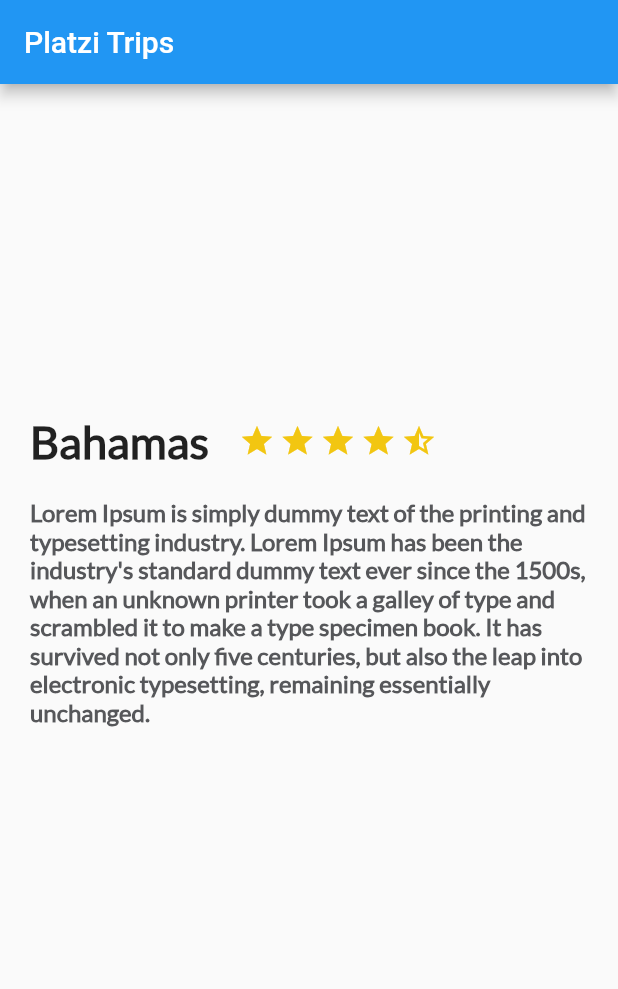
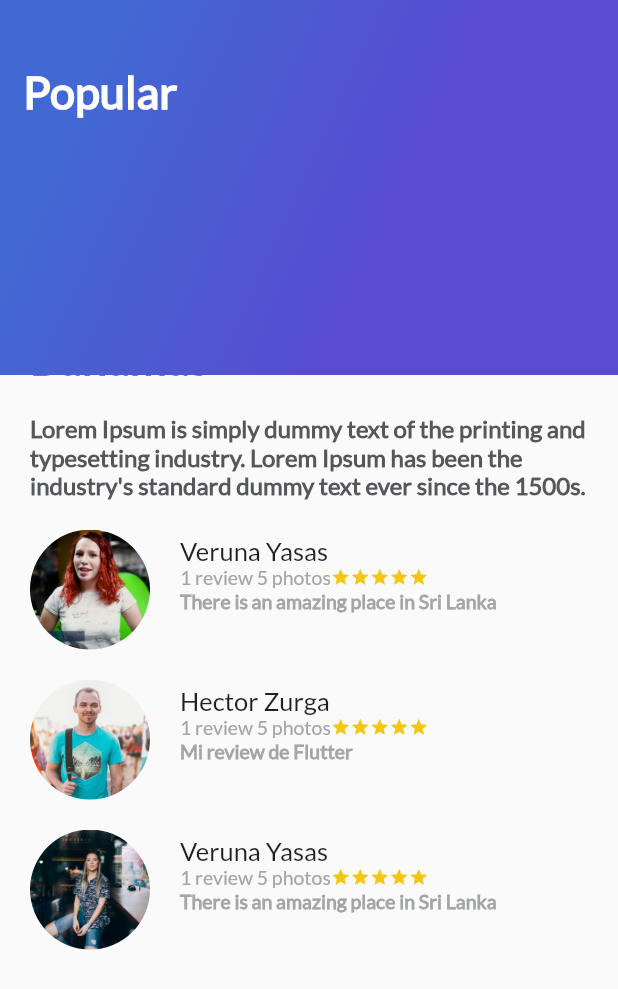
Before and after one commit to HectorZR/flutter-basico, a Flutter app: the screen it shows after launch, on a phone screen of 412 x 824 dp. Shown: the top 989 px of the screen. Run offline on Flutter 3.47's test engine with Material 2 defaults, Android fonts, the phone set to English and light mode, and no system bars.

Commit message:
many changes

```diff
--- /dev/null
+++ b/lib/gradient_back.dart
@@ -0,0 +1,30 @@
+import 'package:flutter/material.dart';
+
+class GradientBack extends StatelessWidget {
+  String title = 'Popular';
+
+  GradientBack(this.title);
+  @override
+  Widget build(BuildContext context) {
+    // TODO: implement build
+    return Container(
+      height: 250.0,
+      decoration: BoxDecoration(
+          gradient: LinearGradient(
+              colors: [Color(0xFF4268D3), Color(0xFF584CD1)],
+              begin: FractionalOffset(0.2, 0.0),
+              end: FractionalOffset(1.0, 0.6),
+              stops: [0.0, 0.6],
+              tileMode: TileMode.clamp)),
+      child: Text(
+        this.title,
+        style: TextStyle(
+            color: Colors.white,
+            fontSize: 30.0,
+            fontFamily: "Lato",
+            fontWeight: FontWeight.bold),
+      ),
+      alignment: Alignment(-0.9, -0.6),
+    );
+  }
+}
--- a/lib/main.dart
+++ b/lib/main.dart
@@ -1,116 +1,30 @@
 import 'package:flutter/material.dart';
 import 'description_place.dart';
+import 'review_list.dart';
+import 'gradient_back.dart';
+
 void main() => runApp(MyApp());
 
 class MyApp extends StatelessWidget {
-  // This widget is the root of your application.
   @override
   Widget build(BuildContext context) {
     return MaterialApp(
-      title: 'Flutter Demo',
-      theme: ThemeData(
-        // This is the theme of your application.
-        //
-        // Try running your application with "flutter run". You'll see the
-        // application has a blue toolbar. Then, without quitting the app, try
-        // changing the primarySwatch below to Colors.green and then invoke
-        // "hot reload" (press "r" in the console where you ran "flutter run",
-        // or simply save your changes to "hot reload" in a Flutter IDE).
-        // Notice that the counter didn't reset back to zero; the application
-        // is not restarted.
-        primarySwatch: Colors.blue,
-      ),
+      // debugShowCheckedModeBanner: true,
+      title: 'Platzi Trips',
+      theme: ThemeData(),
       home: Scaffold(
-        appBar: AppBar(
-          title: Text("Platzi Trips"),
-        ),
-        body: new DescriptionPlace("Bahamas", 4, "Lorem Ipsum is simply dummy text of the printing and typesetting industry. Lorem Ipsum has been the industry's standard dummy text ever since the 1500s, when an unknown printer took a galley of type and scrambled it to make a type specimen book. It has survived not only five centuries, but also the leap into electronic typesetting, remaining essentially unchanged."),
-      ),
+          body: Stack(
+        children: <Widget>[
+          ListView(
+            children: <Widget>[
+              new DescriptionPlace("Bahamas", 4,
+                  "Lorem Ipsum is simply dummy text of the printing and typesetting industry. Lorem Ipsum has been the industry's standard dummy text ever since the 1500s."),
+              new ReviewList(),
+            ],
+          ),
+          GradientBack('Popular')
+        ],
+      )),
     );
   }
 }
-
-class MyHomePage extends StatefulWidget {
-  MyHomePage({Key key, this.title}) : super(key: key);
-
-  // This widget is the home page of your application. It is stateful, meaning
-  // that it has a State object (defined below) that contains fields that affect
-  // how it looks.
-
-  // This class is the configuration for the state. It holds the values (in this
-  // case the title) provided by the parent (in this case the App widget) and
-  // used by the build method of the State. Fields in a Widget subclass are
-  // always marked "final".
-
-  final String title;
-
-  @override
-  _MyHomePageState createState() => _MyHomePageState();
-}
-
-class _MyHomePageState extends State<MyHomePage> {
-  int _counter = 0;
-
-  void _incrementCounter() {
-    setState(() {
-      // This call to setState tells the Flutter framework that something has
-      // changed in this State, which causes it to rerun the build method below
-      // so that the display can reflect the updated values. If we changed
-      // _counter without calling setState(), then the build method would not be
-      // called again, and so nothing would appear to happen.
-      _counter++;
-    });
-  }
-
-  @override
-  Widget build(BuildContext context) {
-    // This method is rerun every time setState is called, for instance as done
-    // by the _incrementCounter method above.
-    //
-    // The Flutter framework has been optimized to make rerunning build methods
-    // fast, so that you can just rebuild anything that needs updating rather
-    // than having to individually change instances of widgets.
-    return Scaffold(
-      appBar: AppBar(
-        // Here we take the value from the MyHomePage object that was created by
-        // the App.build method, and use it to set our appbar title.
-        title: Text(widget.title),
-      ),
-      body: Center(
-        // Center is a layout widget. It takes a single child and positions it
-        // in the middle of the parent.
-        child: Column(
-          // Column is also layout widget. It takes a list of children and
-          // arranges them vertically. By default, it sizes itself to fit its
-          // children horizontally, and tries to be as tall as its parent.
-          //
-          // Invoke "debug painting" (press "p" in the console, choose the
-          // "Toggle Debug Paint" action from the Flutter Inspector in Android
-          // Studio, or the "Toggle Debug Paint" command in Visual Studio Code)
-          // to see the wireframe for each widget.
-          //
-          // Column has various properties to control how it sizes itself and
-          // how it positions its children. Here we use mainAxisAlignment to
-          // center the children vertically; the main axis here is the vertical
-          // axis because Columns are vertical (the cross axis would be
-          // horizontal).
-          mainAxisAlignment: MainAxisAlignment.center,
-          children: <Widget>[
-            Text(
-              'You have pushed the button this many times:',
-            ),
-            Text(
-              '$_counter',
-              style: Theme.of(context).textTheme.display1,
-            ),
-          ],
-        ),
-      ),
-      floatingActionButton: FloatingActionButton(
-        onPressed: _incrementCounter,
-        tooltip: 'Increment',
-        child: Icon(Icons.add),
-      ), // This trailing comma makes auto-formatting nicer for build methods.
-    );
-  }
-}
--- /dev/null
+++ b/lib/review.dart
@@ -0,0 +1,113 @@
+import 'package:flutter/material.dart';
+
+class Review extends StatelessWidget {
+  String imgPath = "assets/img/people.jpg";
+  String name = "Veruna Yasas";
+  String details = "1 review 5 photos";
+  String comment = "There is an amazing place in Sri Lanka";
+
+  Review(this.imgPath, this.name, this.details, this.comment);
+
+  @override
+  Widget build(BuildContext context) {
+    // TODO: implement build
+
+    final star = Container(
+      child: Icon(
+        Icons.star,
+        color: Color(0xFFf2C611),
+        size: 13.0,
+      ),
+    );
+
+    final userComment = Container(
+      margin: EdgeInsets.only(
+        left: 20.0,
+      ),
+      child: Text(
+        comment,
+        textAlign: TextAlign.left,
+        style: TextStyle(
+            fontSize: 13.0,
+            fontFamily: "Lato",
+            color: Color(0xFFa3a5a7),
+            fontWeight: FontWeight.w900),
+      ),
+    );
+
+    final userInfo = Row(
+      children: <Widget>[
+        Container(
+          margin: EdgeInsets.only(
+            left: 20.0,
+          ),
+          child: Text(
+            details,
+            textAlign: TextAlign.left,
+            style: TextStyle(
+              fontSize: 13.0,
+              fontFamily: "Lato",
+              color: Color(0xFFa3a5a7),
+            ),
+          ),
+        ),
+        Row(
+          children: <Widget>[
+            star,
+            star,
+            star,
+            star,
+            star,
+          ],
+        )
+      ],
+    );
+
+    final userName = Container(
+      margin: EdgeInsets.only(
+        left: 20.0,
+      ),
+      child: Text(
+        name,
+        textAlign: TextAlign.left,
+        style: TextStyle(
+          fontSize: 17.0,
+          fontFamily: "Lato",
+        ),
+      ),
+    );
+
+    final userDetails = Flexible(
+        child: Column(
+      crossAxisAlignment: CrossAxisAlignment.start,
+      children: <Widget>[
+        userName,
+        userInfo,
+        userComment,
+      ],
+    ));
+
+    final photo = Container(
+      margin: EdgeInsets.only(
+        top: 20.0,
+        left: 20.0,
+      ),
+      width: 80.0,
+      height: 80.0,
+      decoration: BoxDecoration(
+        shape: BoxShape.circle,
+        image: DecorationImage(
+          fit: BoxFit.cover,
+          image: AssetImage(imgPath),
+        ),
+      ),
+    );
+
+    return Row(
+      children: <Widget>[
+        photo,
+        userDetails,
+      ],
+    );
+  }
+}
--- /dev/null
+++ b/lib/review_list.dart
@@ -0,0 +1,22 @@
+import 'package:flutter/material.dart';
+import 'package:platzi_trips_app/review.dart';
+
+class ReviewList extends StatelessWidget {
+  String name = "Veruna Yasas";
+  String details = "1 review 5 photos";
+  String comment = "There is an amazing place in Sri Lanka";
+
+  @override
+  Widget build(BuildContext context) {
+    // TODO: implement build
+    return Column(
+      crossAxisAlignment: CrossAxisAlignment.start,
+      children: <Widget>[
+        Review("assets/img/ann.jpg", name, details, comment),
+        Review("assets/img/people.jpg", 'Hector Zurga', details,
+            'Mi review de Flutter'),
+        Review("assets/img/girl.jpg", name, details, comment),
+      ],
+    );
+  }
+}
--- a/pubspec.yaml
+++ b/pubspec.yaml
@@ -66,7 +66,10 @@ flutter:
   #
   # For details regarding fonts from package dependencies,
   # see https://flutter.io/custom-fonts/#from-packages
+  assets:
+    - assets/img/
+
   fonts:
     - family: Lato
-    - fonts:
+      fonts:
       - asset: assets/fonts/Lato/Lato-Regular.ttf
```
Also changed, not shown: assets/img/ann.jpg (added), assets/img/beach.jpeg (added), assets/img/beach_palm.jpeg (added), assets/img/girl.jpg (added), assets/img/mountain.jpeg (added), assets/img/people.jpg (added), assets/img/river.jpeg (added), assets/img/sunset.jpeg (added), 2 other files.
